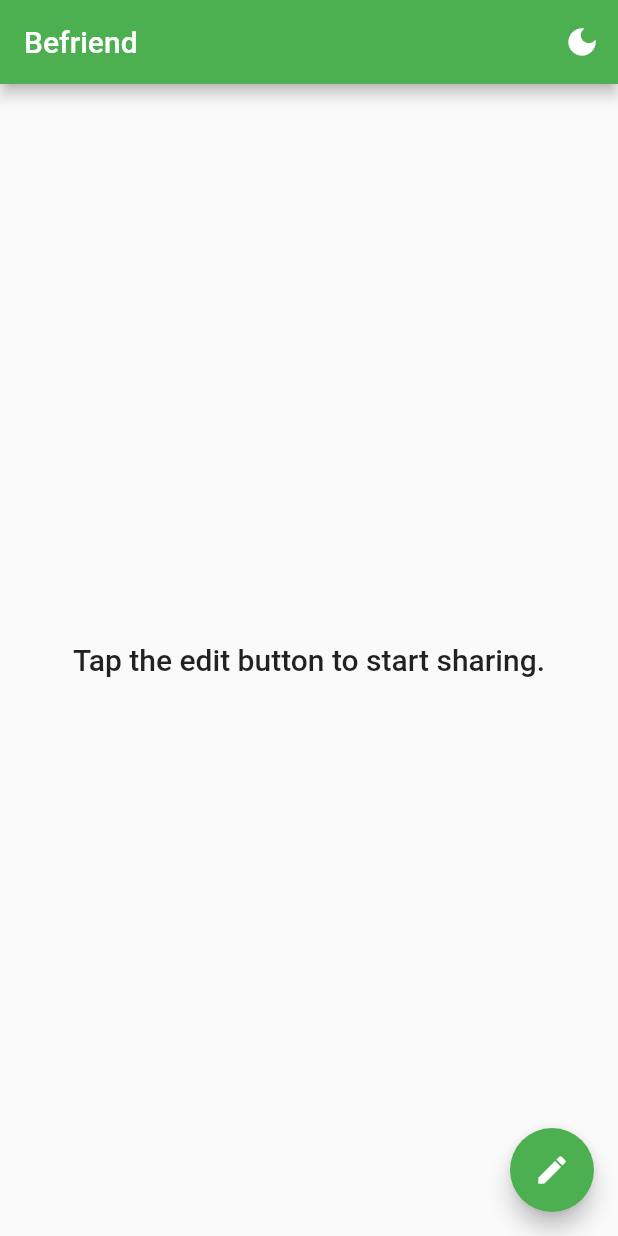
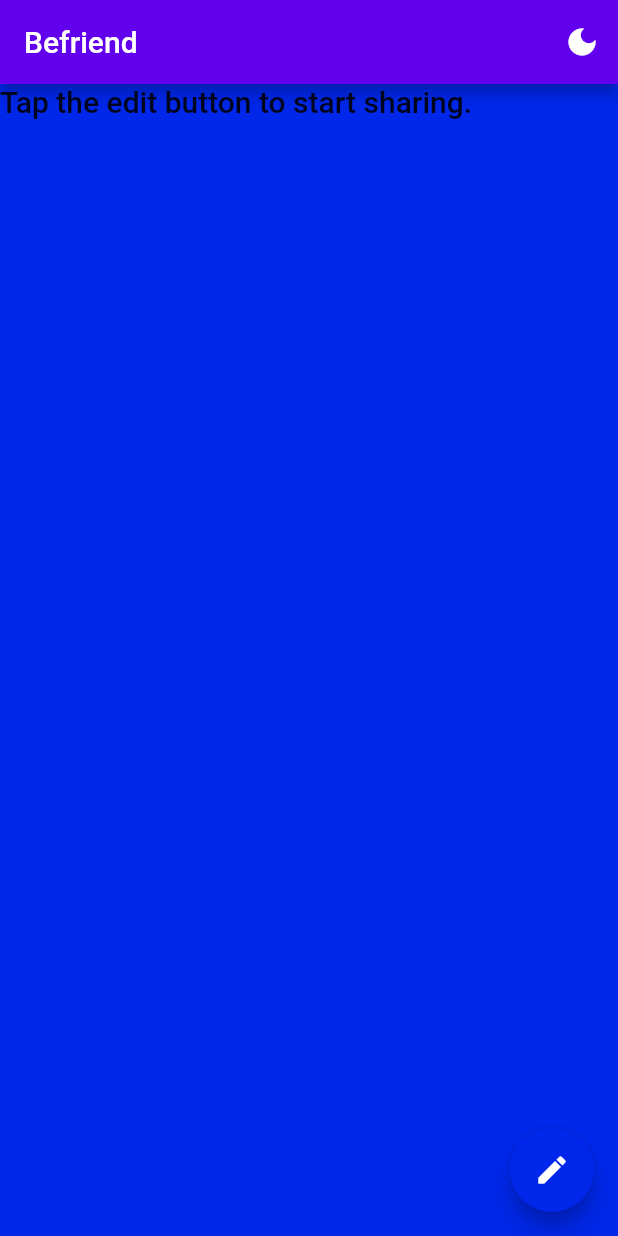
Before and after one commit to truered8/befriend, a Flutter app: the screen it shows after launch, after a tap on "Save", on a phone screen of 412 x 824 dp. Run offline on Flutter 3.47's test engine with Material 2 defaults, Android fonts, the phone set to English and light mode, and no system bars; our stand-ins replace flutter_contacts, flutter_multi_formatter, font_awesome_flutter, share_plus, shared_preferences.

Commit message:
improved theme

```diff
--- a/lib/main.dart
+++ b/lib/main.dart
@@ -21,10 +21,21 @@ class Befriend extends StatelessWidget {
             (BuildContext context, ThemeMode currentMode, Widget? child) {
           return MaterialApp(
             title: 'Befriend',
-            theme: ThemeData(
-              primarySwatch: Colors.green,
-            ),
-            darkTheme: ThemeData.dark(),
+            theme: ThemeData.from(colorScheme: ColorScheme.light(
+              onSecondary: Colors.white,
+              secondary: Color.fromARGB(255, 0, 39, 234),
+              surface: Color.fromARGB(255, 0, 39, 234),
+              inverseSurface: Color.fromARGB(255, 255, 255, 255),
+            )),
+            darkTheme: ThemeData.from(colorScheme: ColorScheme.dark(
+              onPrimary: Colors.white,
+              onSecondary: Colors.white,
+              secondary: Color.fromARGB(255, 30, 30, 30),
+              background: Color.fromARGB(255, 0, 0, 0),
+              onSurface: Colors.white,
+              surface: Color.fromARGB(255, 30, 30, 30),
+              inverseSurface: Color.fromARGB(255, 30, 30, 30),
+            )),
             themeMode: currentMode,
             home: HomePage(title: 'Befriend'),
             debugShowCheckedModeBanner: false,
@@ -140,7 +151,7 @@ class _HomePageState extends State<HomePage> {
   List<Widget> _getShareSocials() {
     return _getNonEmptyPlatforms()
         .map((platform) => Container(
-            margin: EdgeInsets.fromLTRB(0, 4.0, 0, 4.0),
+            margin: EdgeInsets.fromLTRB(0, 5.0, 0, 5.0),
             child: ShareSocial(
                 title: widget.title,
                 icon: Constants.PLATFORM_TO_ICON[platform]!,
@@ -158,15 +169,15 @@ class _HomePageState extends State<HomePage> {
         title: Text(widget.title),
         actions: [_themeButton()],
       ),
-      body: Center(
+      body: Container(
           child: (_getNonEmptyPlatforms().length > 0
               ? ListView(
                   children: <Widget>[
-                    Padding(
-                      padding: EdgeInsets.all(2.0),
-                      child: Text('Tap one of the following to share it:',
-                          style: Theme.of(context).textTheme.headline6,
-                          textAlign: TextAlign.center,),
+                    Padding(padding: EdgeInsets.all(15)),
+                    Text(
+                      'Tap one of the following to share it:',
+                      style: Theme.of(context).textTheme.headline6,
+                      textAlign: TextAlign.center,
                     ),
                     Padding(padding: EdgeInsets.all(15)),
                     Column(children: _getShareSocials())
--- a/lib/pages/get_socials.dart
+++ b/lib/pages/get_socials.dart
@@ -61,7 +61,8 @@ class _GetSocialsState extends State<GetSocials> {
       case 'Spotify':
         final name = prefs.getString('Name');
         return (name != null && name.isNotEmpty)
-          ? name.split(' ')[0] : 'Spotify';
+            ? name.split(' ')[0]
+            : 'Spotify';
       default:
         return '';
     }
@@ -70,12 +71,13 @@ class _GetSocialsState extends State<GetSocials> {
   /// Saves the user's information.
   void _saveInfo() async {
     _controllers.keys.forEach((platform) async {
-      if (_controllers[platform]!.text.isEmpty) return;
       if (platform == 'YouTube') {
-        final channelName = await getName(platform);
-        prefs.setString('YouTubeChannel', channelName);
+        if (_controllers['YouTube']!.text.isNotEmpty) {
+          final channelName = await getName(platform);
+          prefs.setString('YouTubeChannel', channelName);
+        }
         prefs.setString(
-            'YouTube', _controllers[platform]!.text.split('/').last);
+          'YouTube', _controllers[platform]!.text.split('/').last);
       } else if (platform == 'Spotify') {
         final profileName = await getName(platform);
         prefs.setString('SpotifyProfile', profileName);
@@ -113,8 +115,8 @@ class _GetSocialsState extends State<GetSocials> {
             border: OutlineInputBorder(),
             labelText: hint,
             prefixIcon: Padding(
-                padding: EdgeInsets.only(left: 9.0, top: 9.0),
-                child: FaIcon(Constants.PLATFORM_TO_ICON[platform])),
+            padding: EdgeInsets.only(left: 9.0, top: 9.0),
+            child: FaIcon(Constants.PLATFORM_TO_ICON[platform])),
             prefixIconColor: Colors.black,
           ),
           inputFormatters: (platform.compareTo('Phone Number') == 0
```
Also changed, not shown: lib/components/share_social.dart (+9 -6 lines).
